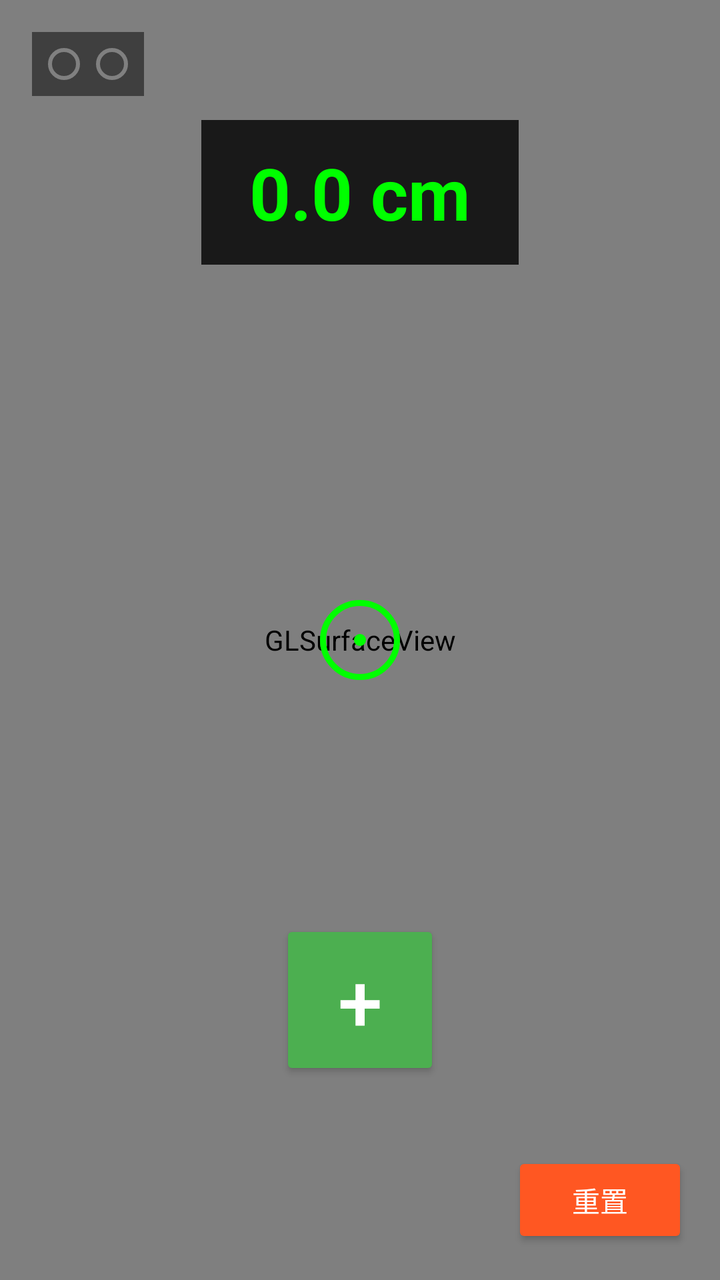
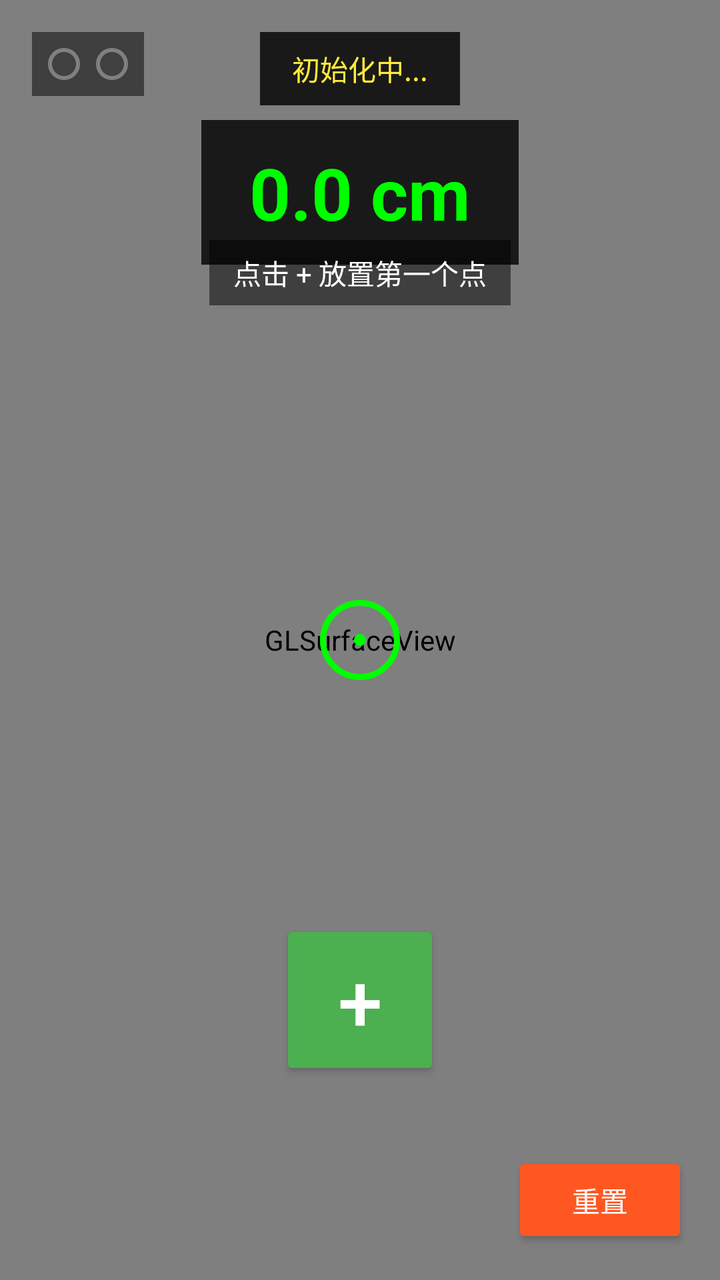

Two renders of the same Android screen: before a commit and after it. Below are the layout's source before the change and the commit's diff.
<!-- AndroidManifest.xml: application theme Theme.MonoDim -->
<!-- res/layout/activity_main.xml -->
<?xml version="1.0" encoding="utf-8"?>
<FrameLayout xmlns:android="http://schemas.android.com/apk/res/android"
    android:id="@+id/main"
    android:layout_width="match_parent"
    android:layout_height="match_parent">

    
    <android.opengl.GLSurfaceView
        android:id="@+id/surfaceView"
        android:layout_width="match_parent"
        android:layout_height="match_parent" />

    
    <View
        android:id="@+id/reticle"
        android:layout_width="40dp"
        android:layout_height="40dp"
        android:layout_gravity="center"
        android:background="@drawable/reticle_active" />

    
    <TextView
        android:id="@+id/distanceText"
        android:layout_width="wrap_content"
        android:layout_height="wrap_content"
        android:layout_gravity="center|top"
        android:layout_marginTop="60dp"
        android:background="#CC000000"
        android:paddingHorizontal="24dp"
        android:paddingVertical="12dp"
        android:text="0.0 cm"
        android:textColor="#00FF00"
        android:textSize="36sp"
        android:textStyle="bold" />

    
    <Button
        android:id="@+id/addPointButton"
        android:layout_width="80dp"
        android:layout_height="80dp"
        android:layout_gravity="center|bottom"
        android:layout_marginBottom="100dp"
        android:backgroundTint="#4CAF50"
        android:text="+"
        android:textColor="#FFFFFF"
        android:textSize="40sp" />

    
    <Button
        android:id="@+id/resetButton"
        android:layout_width="wrap_content"
        android:layout_height="wrap_content"
        android:layout_gravity="bottom|end"
        android:layout_margin="16dp"
        android:backgroundTint="#FF5722"
        android:text="重置"
        android:textColor="#FFFFFF" />

    
    <LinearLayout
        android:layout_width="wrap_content"
        android:layout_height="wrap_content"
        android:layout_gravity="start|top"
        android:layout_margin="16dp"
        android:background="#80000000"
        android:orientation="horizontal"
        android:padding="8dp">

        <View
            android:id="@+id/point1Indicator"
            android:layout_width="16dp"
            android:layout_height="16dp"
            android:layout_marginEnd="8dp"
            android:background="@drawable/dot_inactive" />

        <View
            android:id="@+id/point2Indicator"
            android:layout_width="16dp"
            android:layout_height="16dp"
            android:background="@drawable/dot_inactive" />
    </LinearLayout>

</FrameLayout>
<!-- resources referenced by this layout -->
<resources>
  <!-- drawable dot_inactive (drawable) -->
  <?xml version="1.0" encoding="utf-8"?>
  <shape xmlns:android="http://schemas.android.com/apk/res/android"
      android:shape="oval">
      <solid android:color="#404040" />
      <stroke
          android:width="2dp"
          android:color="#808080" />
      <size
          android:width="20dp"
          android:height="20dp" />
  </shape>
  <!-- drawable reticle_active (drawable) -->
  <?xml version="1.0" encoding="utf-8"?>
  <layer-list xmlns:android="http://schemas.android.com/apk/res/android">
      
      <item>
          <shape android:shape="oval">
              <stroke
                  android:width="3dp"
                  android:color="#00FF00" />
              <size
                  android:width="40dp"
                  android:height="40dp" />
          </shape>
      </item>
      
      <item
          android:left="17dp"
          android:top="17dp"
          android:right="17dp"
          android:bottom="17dp">
          <shape android:shape="oval">
              <solid android:color="#00FF00" />
          </shape>
      </item>
  </layer-list>
  <style name="Theme.MonoDim" parent="Base.Theme.MonoDim" />
  <style name="Base.Theme.MonoDim" parent="Theme.Material3.DayNight.NoActionBar">
          
          
      </style>
</resources>

<!-- the commit's change to res/layout/activity_main.xml (unified diff, before → after) -->
@@ -20,6 +20,20 @@
 
     
     <TextView
+        android:id="@+id/trackingStatus"
+        android:layout_width="wrap_content"
+        android:layout_height="wrap_content"
+        android:layout_gravity="center_horizontal|top"
+        android:layout_marginTop="16dp"
+        android:background="#CC000000"
+        android:paddingHorizontal="16dp"
+        android:paddingVertical="8dp"
+        android:text="@string/status_initializing"
+        android:textColor="#FFEB3B"
+        android:textSize="14sp" />
+
+    
+    <TextView
         android:id="@+id/distanceText"
         android:layout_width="wrap_content"
         android:layout_height="wrap_content"
@@ -32,6 +46,20 @@
         android:textColor="#00FF00"
         android:textSize="36sp"
         android:textStyle="bold" />
+
+    
+    <TextView
+        android:id="@+id/hintText"
+        android:layout_width="wrap_content"
+        android:layout_height="wrap_content"
+        android:layout_gravity="center_horizontal"
+        android:layout_marginTop="120dp"
+        android:background="#80000000"
+        android:paddingHorizontal="12dp"
+        android:paddingVertical="6dp"
+        android:text="@string/hint_place_first_point"
+        android:textColor="#FFFFFF"
+        android:textSize="14sp" />
 
     
     <Button
@@ -53,7 +81,7 @@
         android:layout_gravity="bottom|end"
         android:layout_margin="16dp"
         android:backgroundTint="#FF5722"
-        android:text="重置"
+        android:text="@string/btn_reset"
         android:textColor="#FFFFFF" />
 
     
<!-- resource entries referenced after the edit -->
@@ -37,6 +37,9 @@
           </shape>
       </item>
   </layer-list>
+  <string name="btn_reset">重置</string>
+  <string name="hint_place_first_point">点击 + 放置第一个点</string>
+  <string name="status_initializing">初始化中...</string>
   <style name="Theme.MonoDim" parent="Base.Theme.MonoDim" />
   <style name="Base.Theme.MonoDim" parent="Theme.Material3.DayNight.NoActionBar">
           
